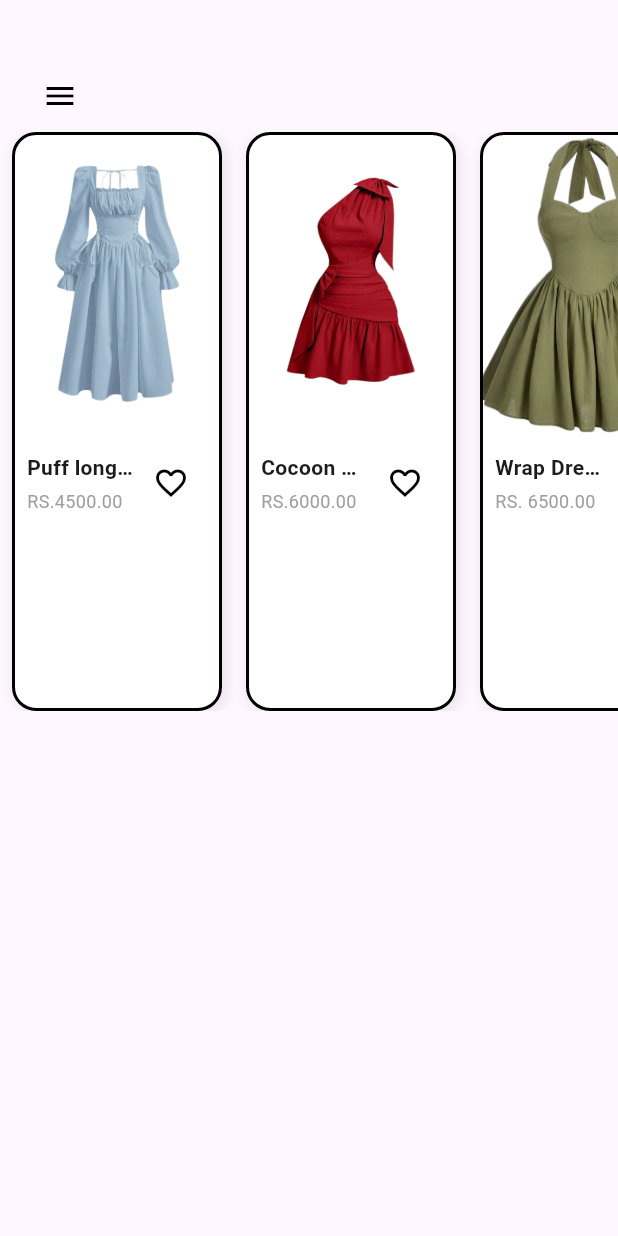
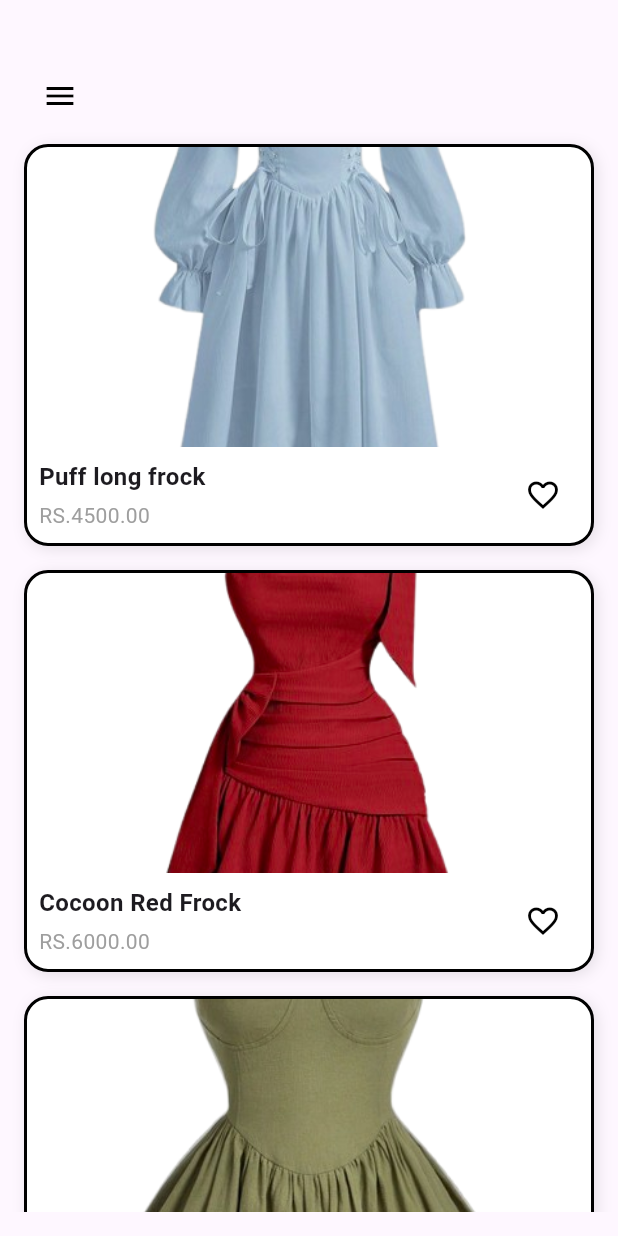
Before and after one commit to NuranHesara98/Fashion_Design_App, a Flutter app: the SuggestionPage screen opened by its route, on a phone screen of 412 x 824 dp. Run offline on Flutter 3.47's test engine with Material 3 defaults, Android fonts, the phone set to English and light mode, and no system bars; our stand-ins replace image_picker, lottie, video_player; project files that could hold a hidden picture were left out.

Commit message:
Suggestions Vertical Change

```diff
--- a/clothing_app/lib/pages/suggestions.dart
+++ b/clothing_app/lib/pages/suggestions.dart
@@ -26,7 +26,7 @@ class SuggestionPage extends StatelessWidget {
               // Product list with bottom space
               Expanded(
                 child: ListView(
-                  scrollDirection: Axis.horizontal,
+                  scrollDirection: Axis.vertical, // Changed to vertical
                   children: const [
                     ProductCard(
                         image: 'assets/images/image30.png',
@@ -47,7 +47,7 @@ class SuggestionPage extends StatelessWidget {
                   ],
                 ),
               ),
-              const SizedBox(height: 350),
+              const SizedBox(height: 16), // Added bottom padding
             ],
           ),
           // Black 3-line menu icon at the top left corner
@@ -96,9 +96,10 @@ class ProductCard extends StatelessWidget {
         );
       },
       child: Padding(
-        padding: const EdgeInsets.symmetric(horizontal: 8),
+        padding: const EdgeInsets.symmetric(
+            horizontal: 16, vertical: 8), // Adjusted padding
         child: Container(
-          width: 140,
+          width: double.infinity, // Full width for vertical layout
           decoration: BoxDecoration(
             color: Colors.white,
             borderRadius: BorderRadius.circular(16),
@@ -112,6 +113,8 @@ class ProductCard extends StatelessWidget {
             border: Border.all(color: Colors.black, width: 2),
           ),
           child: Column(
+            crossAxisAlignment:
+                CrossAxisAlignment.start, // Align content to the start
             children: [
               ClipRRect(
                 borderRadius: const BorderRadius.only(
@@ -121,13 +124,12 @@ class ProductCard extends StatelessWidget {
                 child: Image.asset(
                   image,
                   fit: BoxFit.cover,
-                  width: 140,
+                  width: double.infinity, // Full width for vertical layout
                   height: 200, // Keeps image height consistent
                 ),
               ),
-              Container(
+              Padding(
                 padding: const EdgeInsets.all(8),
-                color: Colors.white,
                 child: Row(
                   mainAxisAlignment: MainAxisAlignment.spaceBetween,
                   children: [
@@ -139,7 +141,7 @@ class ProductCard extends StatelessWidget {
                           Text(
                             title,
                             style: const TextStyle(
-                              fontSize: 14,
+                              fontSize: 16, // Increased font size
                               fontWeight: FontWeight.bold,
                             ),
                             maxLines: 1,
@@ -149,7 +151,7 @@ class ProductCard extends StatelessWidget {
                           Text(
                             price,
                             style: const TextStyle(
-                              fontSize: 12,
+                              fontSize: 14, // Increased font size
                               color: Colors.grey,
                             ),
                           ),
```
